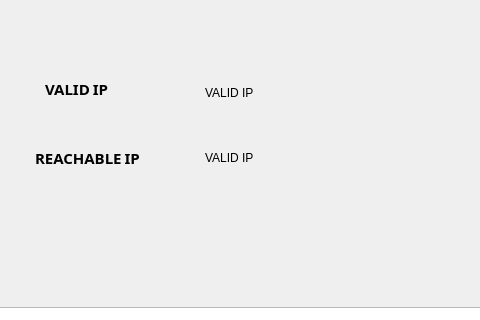
Above: src/main/resources/base/main_window.ui from FrancescoGalasso/file_watchdog before the change; both pictures show x 235 to 715 and y 103 to 423 of the 800 by 600 pixel window. Below: the same form after it.
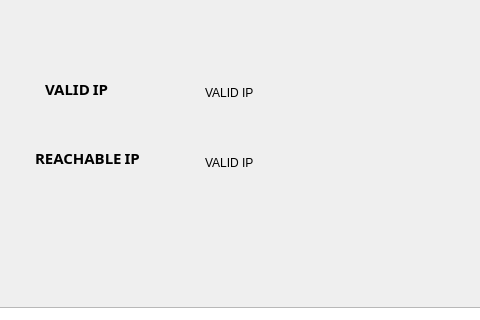
That is the form after the change.

Diff of the .ui file:
```diff
--- a/src/main/resources/base/main_window.ui
+++ b/src/main/resources/base/main_window.ui
@@ -156,7 +156,7 @@
       <property name="geometry">
        <rect>
         <x>440</x>
-        <y>245</y>
+        <y>250</y>
         <width>71</width>
         <height>31</height>
        </rect>
```
Left out of the diff: 2 changed lines with no effect on the pictures.
